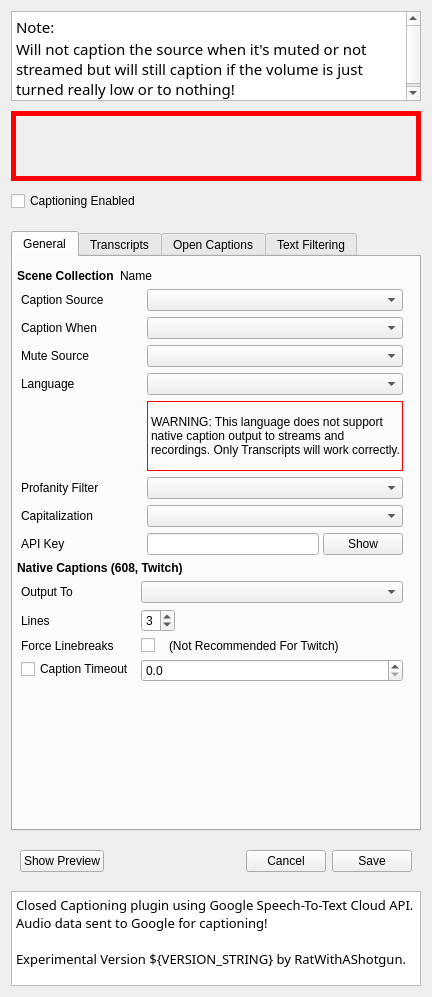
ratwithacompiler/OBS-captions-plugin, file src/ui/CaptionSettingsWidget.ui: the form before one commit.
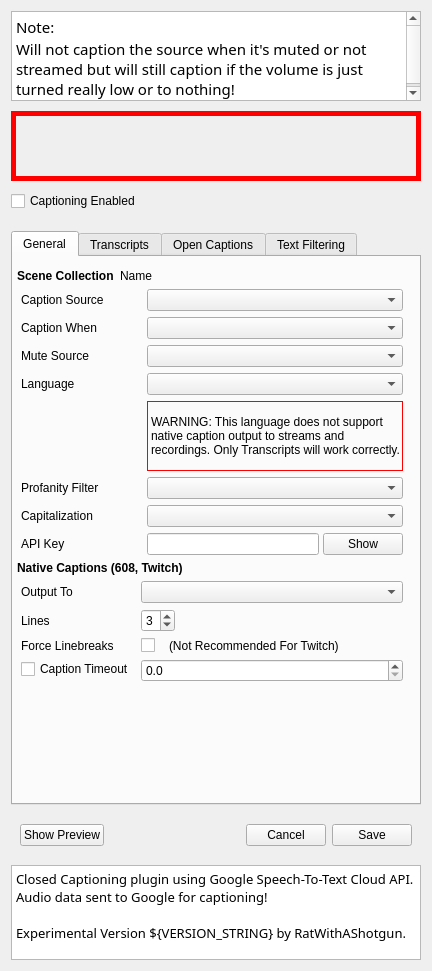
The form after the commit.

Commit message: UI: consistent vertical form spacing

Diff of the .ui file:
```diff
--- a/src/ui/CaptionSettingsWidget.ui
+++ b/src/ui/CaptionSettingsWidget.ui
@@ -7,7 +7,7 @@
     <x>0</x>
     <y>0</y>
     <width>432</width>
-    <height>997</height>
+    <height>971</height>
    </rect>
   </property>
   <property name="sizePolicy">
```
Left out of the diff: 103 changed lines with no effect on the pictures.
